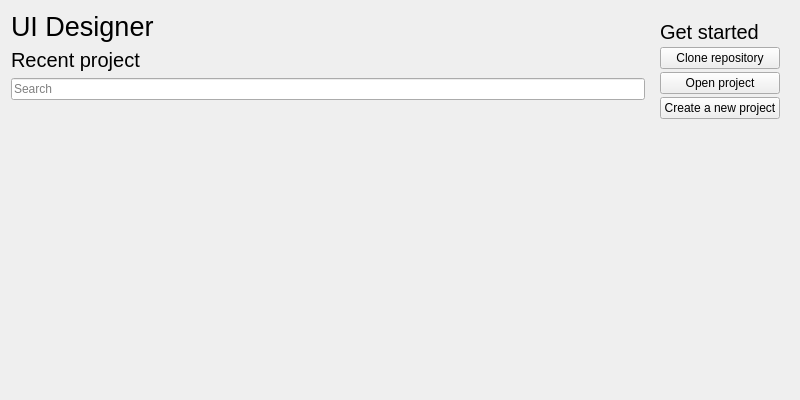
Qt form projectselector.ui (javiercont97/embedded-ui-builder) before a commit.
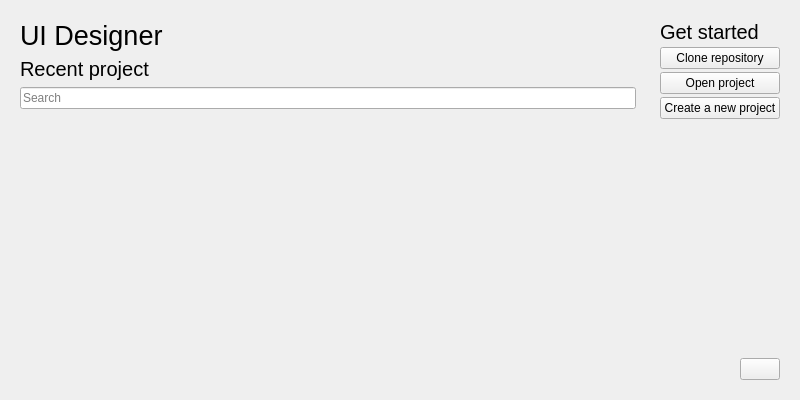
The same form after that commit.

```diff
--- a/projectselector.ui
+++ b/projectselector.ui
@@ -18,14 +18,14 @@
   </property>
   <property name="minimumSize">
    <size>
-    <width>800</width>
-    <height>400</height>
+    <width>0</width>
+    <height>0</height>
    </size>
   </property>
   <property name="maximumSize">
    <size>
-    <width>800</width>
-    <height>400</height>
+    <width>16777215</width>
+    <height>16777215</height>
    </size>
   </property>
   <property name="windowTitle">
@@ -36,6 +36,13 @@
   </property>
   <layout class="QHBoxLayout" name="horizontalLayout">
    <item>
+    <widget class="QFrame" name="frame">
+     <property name="sizePolicy">
+      <sizepolicy hsizetype="Preferred" vsizetype="Preferred">
+       <horstretch>6</horstretch>
+       <verstretch>0</verstretch>
+      </sizepolicy>
+     </property>
     <layout class="QVBoxLayout" name="verticalLayout_2">
      <item>
       <widget class="QLabel" name="label">
@@ -80,9 +87,16 @@
       </widget>
      </item>
     </layout>
+    </widget>
    </item>
    <item>
     <widget class="QFrame" name="frame">
+     <property name="sizePolicy">
+      <sizepolicy hsizetype="Preferred" vsizetype="Preferred">
+       <horstretch>1</horstretch>
+       <verstretch>0</verstretch>
+      </sizepolicy>
+     </property>
      <layout class="QVBoxLayout" name="verticalLayout">
       <property name="spacing">
        <number>3</number>
@@ -142,6 +156,33 @@
         </property>
        </spacer>
       </item>
+      <item>
+       <layout class="QHBoxLayout" name="horizontalLayout_2">
+        <item>
+         <spacer name="horizontalSpacer">
+          <property name="orientation">
+           <enum>Qt::Horizontal</enum>
+          </property>
+          <property name="sizeType">
+           <enum>QSizePolicy::Expanding</enum>
+          </property>
+          <property name="sizeHint" stdset="0">
+           <size>
+            <width>40</width>
+            <height>20</height>
+           </size>
+          </property>
+         </spacer>
+        </item>
+        <item>
+         <widget class="QPushButton" name="settingsBtn">
+          <property name="text">
+           <string/>
+          </property>
+         </widget>
+        </item>
+       </layout>
+      </item>
      </layout>
     </widget>
    </item>
```
Lines whose indentation alone changed are shown as unchanged.
